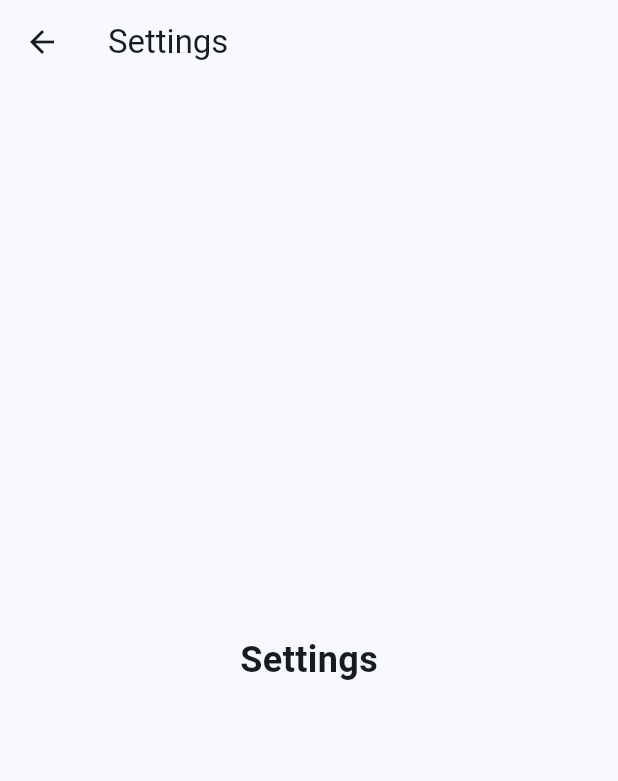
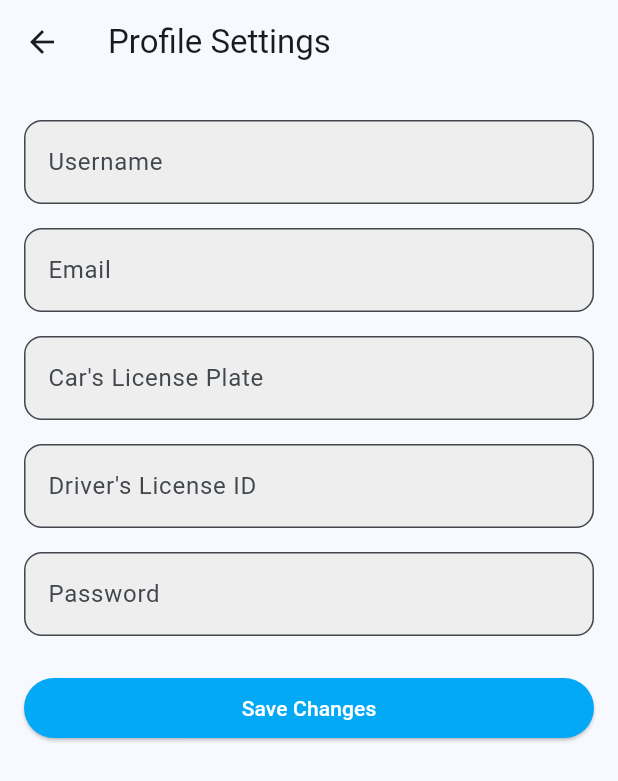
Before and after one commit to bamlakasmare12/Fleet-Base_driver_side, a Flutter app: the SettingsPage screen opened by its route, on a phone screen of 412 x 824 dp. Shown: the top 781 px of the screen. Run offline on Flutter 3.47's test engine with Material 3 defaults, Android fonts, the phone set to English and light mode, and no system bars; our stand-ins replace simple_animations.

Commit message:
improve the upcoming task

```diff
--- a/fleetbase/lib/Views/Menu.dart
+++ b/fleetbase/lib/Views/Menu.dart
@@ -29,7 +29,7 @@ class Menu extends StatelessWidget {
             onTap: () {
               Navigator.push(
                 context,
-                MaterialPageRoute(builder: (context) => const SettingsPage()),
+                MaterialPageRoute(builder: (context) =>  SettingsPage()),
               );
             },
           ),
--- a/fleetbase/lib/Views/Setting.dart
+++ b/fleetbase/lib/Views/Setting.dart
@@ -1,18 +1,75 @@
 import 'package:flutter/material.dart';
-class SettingsPage extends StatelessWidget {
-   const SettingsPage({super.key});
+
+class SettingsPage extends StatefulWidget {
+  @override
+  _SettingsPageState createState() => _SettingsPageState();
+}
+
+class _SettingsPageState extends State<SettingsPage> {
+  final _formKey = GlobalKey<FormState>();
+  final _usernameController = TextEditingController();
+  final _emailController = TextEditingController();
+  final _licensePlateController = TextEditingController();
+  final _driversLicenseIdController = TextEditingController();
+  final _passwordController = TextEditingController();
+
   @override
   Widget build(BuildContext context) {
-       return Scaffold
-       ( appBar: AppBar(
-        title:  Text('Settings'),
-
+    return Scaffold(
+      appBar: AppBar(
+        title: Text('Profile Settings'),
       ),
-         body: const Center(
-           child: Text( 'Settings', style: TextStyle(fontSize: 24, fontWeight: FontWeight.bold),
+      body: Padding(
+        padding: const EdgeInsets.all(16.0),
+        child: Form(
+          key: _formKey,
+          child: ListView(
+            children: [
+              _buildProfileField('Username', _usernameController, 'Please enter your username'),
+              _buildProfileField('Email', _emailController, 'Please enter your email'),
+              _buildProfileField('Car\'s License Plate', _licensePlateController, 'Please enter your car\'s license plate'),
+              _buildProfileField('Driver\'s License ID', _driversLicenseIdController, 'Please enter your driver\'s license ID'),
+              _buildProfileField('Password', _passwordController, 'Please enter your password', obscureText: true),
+              SizedBox(height: 16),
+              ElevatedButton(
+                onPressed: () {
+                  if (_formKey.currentState!.validate()) {
+                    // Process the data
+                    ScaffoldMessenger.of(context).showSnackBar(
+                      SnackBar(content: Text('Profile Updated')),
+                    );
+                  }
+                },
+                child: Text('Save Changes'),
+              ),
+            ],
+          ),
         ),
       ),
     );
+  }
 
+  Widget _buildProfileField(String label, TextEditingController controller, String validationMessage, {bool obscureText = false}) {
+    return Padding(
+      padding: const EdgeInsets.symmetric(vertical: 8.0),
+      child: TextFormField(
+        controller: controller,
+        obscureText: obscureText,
+        decoration: InputDecoration(
+          labelText: label,
+          border: OutlineInputBorder(
+            borderRadius: BorderRadius.circular(12.0),
+          ),
+          filled: true,
+          fillColor: Colors.grey[200],
+        ),
+        validator: (value) {
+          if (value == null || value.isEmpty) {
+            return validationMessage;
+          }
+          return null;
+        },
+      ),
+    );
   }
 }
```
Also changed, not shown: fleetbase/lib/Views/Homepage.dart (+67 -13 lines). Lines whose indentation alone changed are shown as unchanged.
